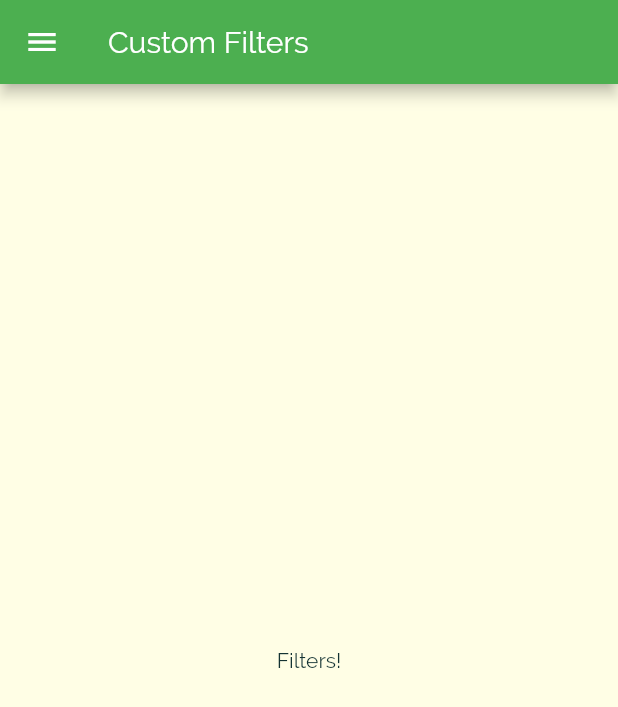
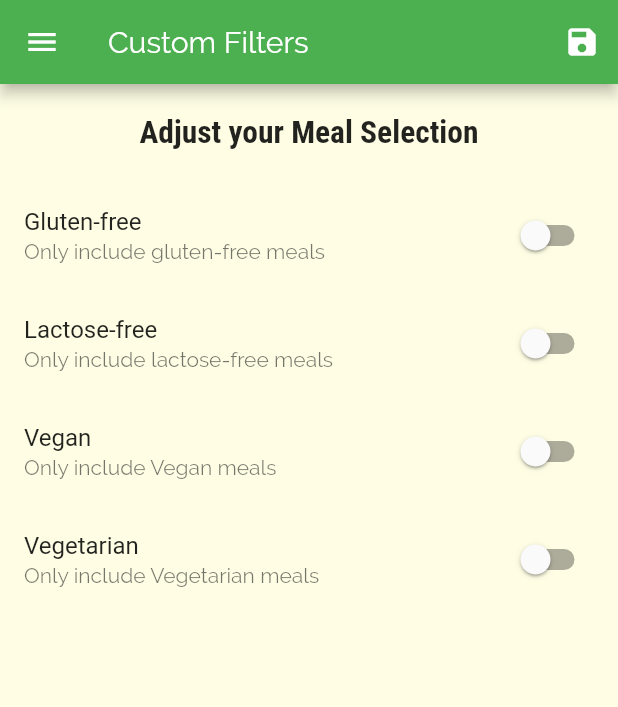
Before and after one commit to shaw8wit/meals-app, a Flutter app: the FiltersScreen screen opened by its route, on a phone screen of 412 x 824 dp. Shown: the top 707 px of the screen. Run offline on Flutter 3.47's test engine with Material 2 defaults, Android fonts, the phone set to English and light mode, and no system bars.

Commit message:
Final Edits

```diff
--- a/lib/main.dart
+++ b/lib/main.dart
@@ -1,12 +1,69 @@
 import 'package:flutter/material.dart';
+import './dummy_data.dart';
 import './screens/filters_screen.dart';
 import './screens/tabs_screen.dart';
 import './screens/meal_detail_screen.dart';
 import './screens/category_meals_screen.dart';
+import './models/meal.dart';
 
 void main() => runApp(MyApp());
 
-class MyApp extends StatelessWidget {
+class MyApp extends StatefulWidget {
+  @override
+  _MyAppState createState() => _MyAppState();
+}
+
+class _MyAppState extends State<MyApp> {
+  Map<String, bool> _filters = {
+    'gluten': false,
+    'lactose': false,
+    'vegan': false,
+    'vegetarian': false,
+  };
+
+  List<Meal> _availableMeals = DUMMY_MEALS;
+  List<Meal> _favoritedMeals = [];
+
+  void _setFilters(Map<String, bool> filterData) {
+    setState(() {
+      _filters = filterData;
+      _availableMeals = DUMMY_MEALS.where((meal) {
+        if (_filters['gluten'] && !meal.isGlutenFree) {
+          return false;
+        }
+        if (_filters['lactose'] && !meal.isLactoseFree) {
+          return false;
+        }
+        if (_filters['vegan'] && !meal.isVegan) {
+          return false;
+        }
+        if (_filters['vegetarian'] && !meal.isVegetarian) {
+          return false;
+        }
+        return true;
+      }).toList();
+    });
+  }
+
+  void _toggleFavorite(String mealId) {
+    final existingIndex =
+        _favoritedMeals.indexWhere((meal) => meal.id == mealId);
+    if (existingIndex >= 0) {
+      setState(() {
+        _favoritedMeals.removeAt(existingIndex);
+      });
+    } else {
+      setState(() {
+        _favoritedMeals
+            .add(DUMMY_MEALS.firstWhere((meal) => meal.id == mealId));
+      });
+    }
+  }
+
+  bool _isMealFavorite(String id) {
+    return _favoritedMeals.any((meal) => meal.id == id);
+  }
+
   @override
   Widget build(BuildContext context) {
     return MaterialApp(
@@ -34,10 +91,11 @@ class MyApp extends StatelessWidget {
       // home: CategoriesScreen(),
       initialRoute: '/',
       routes: {
-        '/': (ctx) => TabsScreen(),
-        CategoryMealsScreen.routeName: (ctx) => CategoryMealsScreen(),
-        MealDetailScreen.routeName: (ctx) => MealDetailScreen(),
-        FiltersScreen.routeName: (ctx) => FiltersScreen(),
+        '/': (ctx) => TabsScreen(_favoritedMeals),
+        CategoryMealsScreen.routeName: (ctx) =>
+            CategoryMealsScreen(_availableMeals),
+        MealDetailScreen.routeName: (ctx) => MealDetailScreen(_toggleFavorite,_isMealFavorite),
+        FiltersScreen.routeName: (ctx) => FiltersScreen(_filters, _setFilters),
       },
     );
   }
--- a/lib/screens/category_meals_screen.dart
+++ b/lib/screens/category_meals_screen.dart
@@ -1,10 +1,13 @@
 import 'package:flutter/material.dart';
 import '../widgets/meal_item.dart';
-import '../dummy_data.dart';
 import '../models/meal.dart';
 
 class CategoryMealsScreen extends StatefulWidget {
   static const routeName = '/category-meals';
+
+  final List<Meal> availableMeals;
+
+  CategoryMealsScreen(this.availableMeals);
 
   @override
   _CategoryMealsScreenState createState() => _CategoryMealsScreenState();
@@ -27,7 +30,7 @@ class _CategoryMealsScreenState extends State<CategoryMealsScreen> {
           ModalRoute.of(context).settings.arguments as Map<String, String>;
       categoryTitle = routeArgs['title'];
       final categoryId = routeArgs['id'];
-      displayedMeals = DUMMY_MEALS.where((meal) {
+      displayedMeals = widget.availableMeals.where((meal) {
         return meal.categories.contains(categoryId);
       }).toList();
       _loadedInitData = true;
@@ -56,7 +59,6 @@ class _CategoryMealsScreenState extends State<CategoryMealsScreen> {
             duration: displayedMeals[index].duration,
             affordability: displayedMeals[index].affordability,
             complexity: displayedMeals[index].complexity,
-            removeItem: _removeMeal,
           );
         },
         itemCount: displayedMeals.length,
--- a/lib/screens/filters_screen.dart
+++ b/lib/screens/filters_screen.dart
@@ -1,18 +1,127 @@
 import 'package:flutter/material.dart';
 import '../widgets/main_drawer.dart';
 
-class FiltersScreen extends StatelessWidget {
+class FiltersScreen extends StatefulWidget {
   static const routeName = '/filters';
+  final Function saveFilters;
+  final Map<String, bool> currentFilters;
+
+  FiltersScreen(this.currentFilters, this.saveFilters);
+
+  @override
+  _FiltersScreenState createState() => _FiltersScreenState();
+}
+
+class _FiltersScreenState extends State<FiltersScreen> {
+  bool _glutenFree = false,
+      _vegetarian = false,
+      _vegan = false,
+      _lactoseFree = false;
+
+  @override
+  initState() {
+    _glutenFree = widget.currentFilters['gluten'];
+    _lactoseFree = widget.currentFilters['lactose'];
+    _vegetarian = widget.currentFilters['vegetarian'];
+    _vegan = widget.currentFilters['vegan'];
+    super.initState();
+  }
+
+  Widget _buildSwitchListTile(String title, String description,
+      bool currentValue, Function updateValue) {
+    return SwitchListTile(
+      title: Text(title),
+      value: currentValue,
+      subtitle: Text(description),
+      onChanged: updateValue,
+    );
+  }
 
   @override
   Widget build(BuildContext context) {
     return Scaffold(
       appBar: AppBar(
         title: Text('Custom Filters'),
+        actions: <Widget>[
+          IconButton(
+            icon: Icon(Icons.save),
+            onPressed: () {
+              final selectedFilters = {
+                'gluten': _glutenFree,
+                'lactose': _lactoseFree,
+                'vegan': _vegan,
+                'vegetarian': _vegetarian,
+              };
+              widget.saveFilters(selectedFilters);
+            },
+          ),
+        ],
       ),
       drawer: MainDrawer(),
-      body: Center(
-        child: Text('Filters!'),
+      body: Column(
+        children: <Widget>[
+          Container(
+            padding: EdgeInsets.all(20),
+            child: Text(
+              'Adjust your Meal Selection',
+              style: Theme.of(context).textTheme.title,
+            ),
+          ),
+          Expanded(
+            child: ListView(
+              children: <Widget>[
+                _buildSwitchListTile(
+                  'Gluten-free',
+                  'Only include gluten-free meals',
+                  _glutenFree,
+                  (newValue) {
+                    setState(
+                      () {
+                        _glutenFree = newValue;
+                      },
+                    );
+                  },
+                ),
+                _buildSwitchListTile(
+                  'Lactose-free',
+                  'Only include lactose-free meals',
+                  _lactoseFree,
+                  (newValue) {
+                    setState(
+                      () {
+                        _lactoseFree = newValue;
+                      },
+                    );
+                  },
+                ),
+                _buildSwitchListTile(
+                  'Vegan',
+                  'Only include Vegan meals',
+                  _vegan,
+                  (newValue) {
+                    setState(
+                      () {
+                        _vegan = newValue;
+                      },
+                    );
+                  },
+                ),
+                _buildSwitchListTile(
+                  'Vegetarian',
+                  'Only include Vegetarian meals',
+                  _vegetarian,
+                  (newValue) {
+                    setState(
+                      () {
+                        _vegetarian = newValue;
+                      },
+                    );
+                  },
+                ),
+              ],
+            ),
+          ),
+        ],
       ),
     );
   }
--- a/lib/widgets/meal_item.dart
+++ b/lib/widgets/meal_item.dart
@@ -7,7 +7,6 @@ class MealItem extends StatelessWidget {
   final int duration;
   final Complexity complexity;
   final Affordability affordability;
-  final Function removeItem;
 
   MealItem({
     @required this.id,
@@ -16,7 +15,6 @@ class MealItem extends StatelessWidget {
     @required this.duration,
     @required this.affordability,
     @required this.complexity,
-    @required this.removeItem,
   });
 
   String get complexityText {
@@ -48,7 +46,7 @@ class MealItem extends StatelessWidget {
           arguments: id,
         ) //executed when MealDetailScreen is POPPED
         .then((result) => {
-              if (result != null) {removeItem(result)}
+              // if (result != null) {removeItem(result)}
             });
   }
 
```
Also changed, not shown: lib/screens/favorites_screen.dart (+24 -2 lines), lib/screens/meal_detail_screen.dart (+7 -4 lines), lib/screens/tabs_screen.dart (+23 -6 lines).
